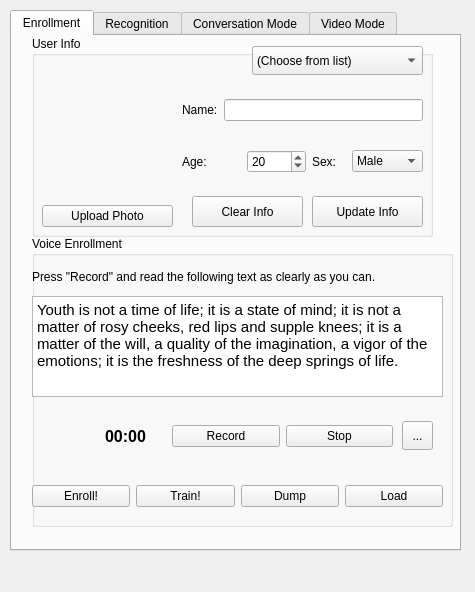
ppwwyyxx/speaker-recognition, file gui/edytor2.ui: the form before one commit.
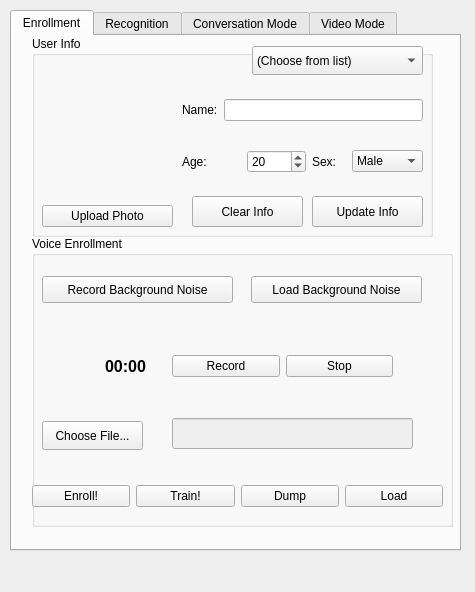
The form after the commit.

Patch:
```diff
--- a/gui/edytor2.ui
+++ b/gui/edytor2.ui
@@ -14,6 +14,9 @@
    <string>Speaker Recognition</string>
   </property>
   <widget class="QTabWidget" name="tabWidget">
+   <property name="enabled">
+    <bool>true</bool>
+   </property>
    <property name="geometry">
     <rect>
      <x>10</x>
@@ -203,42 +206,11 @@
      <property name="title">
       <string>Voice Enrollment</string>
      </property>
-     <widget class="QTextBrowser" name="Textreading">
-      <property name="geometry">
-       <rect>
-        <x>0</x>
-        <y>60</y>
-        <width>411</width>
-        <height>101</height>
-       </rect>
-      </property>
-      <property name="html">
-       <string>&lt;!DOCTYPE HTML PUBLIC &quot;-//W3C//DTD HTML 4.0//EN&quot; &quot;http://www.w3.org/TR/REC-html40/strict.dtd&quot;&gt;
-&lt;html&gt;&lt;head&gt;&lt;meta name=&quot;qrichtext&quot; content=&quot;1&quot; /&gt;&lt;style type=&quot;text/css&quot;&gt;
-p, li { white-space: pre-wrap; }
-&lt;/style&gt;&lt;/head&gt;&lt;body style=&quot; font-family:'Sans'; font-size:10pt; font-weight:400; font-style:normal;&quot;&gt;
-&lt;p style=&quot; margin-top:0px; margin-bottom:0px; margin-left:0px; margin-right:0px; -qt-block-indent:0; text-indent:0px;&quot;&gt;&lt;span style=&quot; font-family:'Cantarell'; font-size:11pt;&quot;&gt;Youth is not a time of life; it is a state of mind; it is not a matter of rosy cheeks, red lips and supple knees; it is a matter of the will, a quality of the imagination, a vigor of the emotions; it is the freshness of the deep springs of life. &lt;/span&gt;&lt;/p&gt;
-&lt;p style=&quot;-qt-paragraph-type:empty; margin-top:0px; margin-bottom:0px; margin-left:0px; margin-right:0px; -qt-block-indent:0; text-indent:0px; font-family:'Cantarell'; font-size:11pt;&quot;&gt;&lt;br /&gt;&lt;/p&gt;&lt;/body&gt;&lt;/html&gt;</string>
-      </property>
-     </widget>
-     <widget class="QLabel" name="label_5">
-      <property name="geometry">
-       <rect>
-        <x>0</x>
-        <y>30</y>
-        <width>431</width>
-        <height>21</height>
-       </rect>
-      </property>
-      <property name="text">
-       <string>Press &quot;Record&quot; and read the following text as clearly as you can.</string>
-      </property>
-     </widget>
      <widget class="QLabel" name="Animation">
       <property name="geometry">
        <rect>
         <x>0</x>
-        <y>170</y>
+        <y>100</y>
         <width>61</width>
         <height>61</height>
        </rect>
@@ -297,7 +269,7 @@
       <property name="geometry">
        <rect>
         <x>140</x>
-        <y>180</y>
+        <y>110</y>
         <width>221</width>
         <height>41</height>
        </rect>
@@ -323,7 +295,7 @@
       <property name="geometry">
        <rect>
         <x>73</x>
-        <y>190</y>
+        <y>120</y>
         <width>51</width>
         <height>21</height>
        </rect>
@@ -342,14 +314,53 @@
      <widget class="QToolButton" name="enrollFile">
       <property name="geometry">
        <rect>
-        <x>370</x>
+        <x>10</x>
         <y>185</y>
-        <width>31</width>
+        <width>101</width>
         <height>29</height>
        </rect>
       </property>
       <property name="text">
-       <string>...</string>
+       <string>Choose File...</string>
+      </property>
+     </widget>
+     <widget class="QPushButton" name="noiseButton">
+      <property name="geometry">
+       <rect>
+        <x>10</x>
+        <y>40</y>
+        <width>191</width>
+        <height>27</height>
+       </rect>
+      </property>
+      <property name="text">
+       <string>Record Background Noise</string>
+      </property>
+     </widget>
+     <widget class="QLineEdit" name="enrollFileName">
+      <property name="enabled">
+       <bool>false</bool>
+      </property>
+      <property name="geometry">
+       <rect>
+        <x>140</x>
+        <y>182</y>
+        <width>241</width>
+        <height>31</height>
+       </rect>
+      </property>
+     </widget>
+     <widget class="QPushButton" name="loadNoise">
+      <property name="geometry">
+       <rect>
+        <x>219</x>
+        <y>40</y>
+        <width>171</width>
+        <height>27</height>
+       </rect>
+      </property>
+      <property name="text">
+       <string>Load Background Noise</string>
       </property>
      </widget>
     </widget>
```
